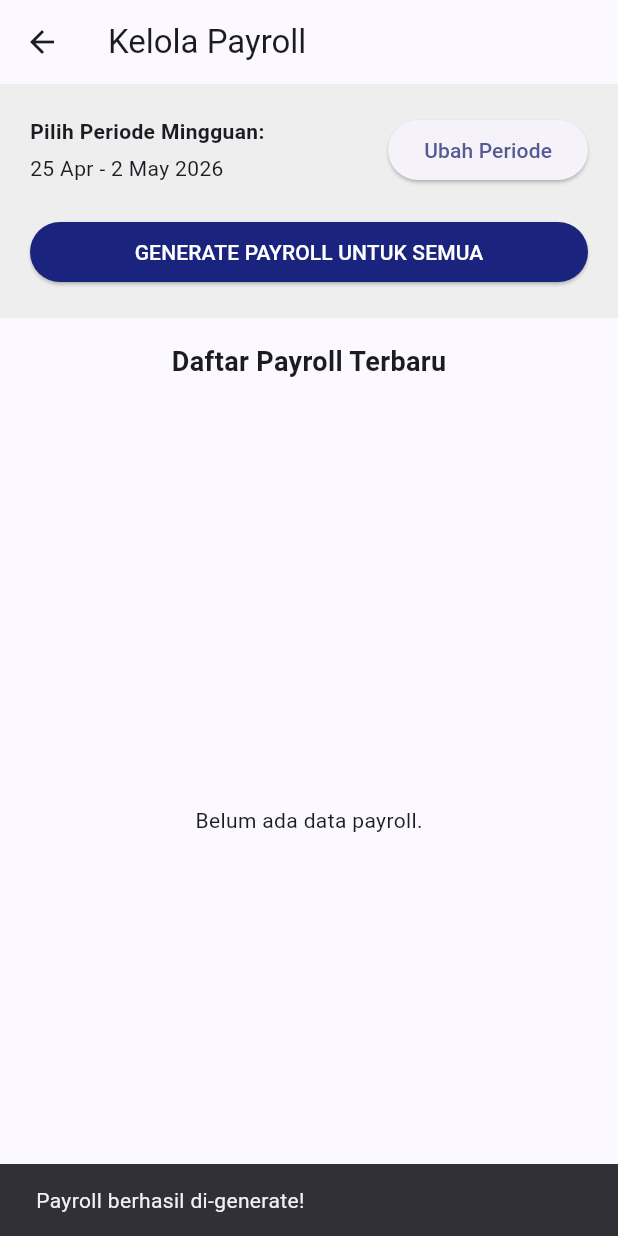
After one commit to geoholix/absensi-karyawan, a Flutter app: the PayrollScreen screen opened directly, after a tap on "GENERATE PAYROLL UNTUK SEMUA", on a phone screen of 412 x 824 dp. The commit adds this screen. Run offline on Flutter 3.47's test engine with Material 3 defaults, Android fonts, the phone set to English and light mode, and no system bars; our stand-ins replace cloud_firestore, firebase_auth, firebase_core, firebase_storage, geolocator, google_sign_in and 1 more; accounts and stored records are empty.

Commit message:
Complete Payroll Generation and Adjustment (Phase 5) - Project Ready

```diff
--- a/lib/providers/hr_provider.dart
+++ b/lib/providers/hr_provider.dart
@@ -2,6 +2,8 @@ import 'package:cloud_firestore/cloud_firestore.dart';
 import 'package:flutter/material.dart';
 import 'package:intl/intl.dart';
 import '../models/attendance_model.dart';
+import '../models/user_model.dart';
+import '../models/payroll_model.dart';
 
 class HrProvider extends ChangeNotifier {
   final FirebaseFirestore _firestore = FirebaseFirestore.instance;
@@ -30,4 +32,113 @@ class HrProvider extends ChangeNotifier {
       rethrow;
     }
   }
+
+  Future<void> generatePayroll({
+    required DateTime start,
+    required DateTime end,
+    required List<UserModel> allUsers,
+  }) async {
+    _isLoading = true;
+    notifyListeners();
+
+    try {
+      for (var user in allUsers) {
+        // Fetch attendance for this user in period
+        String startStr = DateFormat('yyyy-MM-dd').format(start);
+        String endStr = DateFormat('yyyy-MM-dd').format(end);
+
+        var snapshot = await _firestore
+            .collection('attendance')
+            .where('uid', isEqualTo: user.uid)
+            .where('tanggal', isGreaterThanOrEqualTo: startStr)
+            .where('tanggal', isLessThanOrEqualTo: endStr)
+            .get();
+
+        List<AttendanceModel> records = snapshot.docs.map((doc) => AttendanceModel.fromMap(doc.data(), doc.id)).toList();
+
+        int normalDays = 0;
+        int liburDays = 0;
+        double totalLemburHours = 0;
+
+        for (var record in records) {
+          // Simplified: check if date is weekend for 'libur' or we could have a holiday list
+          // For now, let's assume Sunday is Libur
+          DateTime date = DateTime.parse(record.tanggal);
+          if (date.weekday == DateTime.sunday) {
+            liburDays++;
+          } else {
+            normalDays++;
+          }
+          totalLemburHours += record.totalJamLembur;
+        }
+
+        double gajiPokok = normalDays * user.honorNormal;
+        double gajiLibur = liburDays * user.honorLibur;
+
+        // Lembur rate: assume 1/8 of normal daily rate per hour
+        double lemburRate = user.honorNormal / 8;
+        double gajiLembur = totalLemburHours * lemburRate;
+
+        PayrollModel payroll = PayrollModel(
+          uid: user.uid,
+          periodeAwal: start,
+          periodeAkhir: end,
+          jumlahHariKerjaNormal: normalDays,
+          jumlahHariKerjaLibur: liburDays,
+          totalJamLembur: totalLemburHours,
+          gajiPokok: gajiPokok,
+          gajiLibur: gajiLibur,
+          gajiLembur: gajiLembur,
+          adjustment: 0,
+          totalPenerimaan: gajiPokok + gajiLibur + gajiLembur,
+        );
+
+        await _firestore.collection('payroll').add(payroll.toMap());
+      }
+    } catch (e) {
+      print('Error generating payroll: $e');
+      rethrow;
+    } finally {
+      _isLoading = false;
+      notifyListeners();
+    }
+  }
+
+  Stream<List<PayrollModel>> getAllPayrollsStream() {
+    return _firestore
+        .collection('payroll')
+        .orderBy('periode_akhir', descending: true)
+        .snapshots()
+        .map((snapshot) {
+      return snapshot.docs.map((doc) {
+        return PayrollModel.fromMap(doc.data(), doc.id);
+      }).toList();
+    });
+  }
+
+  Future<void> updatePayrollAdjustment(String id, double adjustment) async {
+    try {
+      // Fetch the payroll to recalculate total
+      DocumentSnapshot doc = await _firestore.collection('payroll').doc(id).get();
+      if (doc.exists) {
+        Map<String, dynamic> data = doc.data() as Map<String, dynamic>;
+        double gajiPokok = (data['gaji_pokok'] ?? 0).toDouble();
+        double gajiLibur = (data['gaji_libur'] ?? 0).toDouble();
+        double gajiLembur = (data['gaji_lembur'] ?? 0).toDouble();
+
+        double total = gajiPokok + gajiLibur + gajiLembur + adjustment;
+
+        await _firestore.collection('payroll').doc(id).update({
+          'adjustment': adjustment,
+          'total_penerimaan': total,
+        });
+      }
+    } catch (e) {
+      print('Error updating adjustment: $e');
+      rethrow;
+    }
+  }
+
+  bool _isLoading = false;
+  bool get isLoading => _isLoading;
 }
--- a/lib/screens/hr/hr_dashboard.dart
+++ b/lib/screens/hr/hr_dashboard.dart
@@ -5,6 +5,7 @@ import '../../models/attendance_model.dart';
 import '../../providers/hr_provider.dart';
 import '../../providers/auth_provider.dart';
 import '../../providers/admin_provider.dart';
+import 'payroll_screen.dart';
 
 class HrDashboard extends StatefulWidget {
   const HrDashboard({super.key});
@@ -24,6 +25,11 @@ class _HrDashboardState extends State<HrDashboard> {
       appBar: AppBar(
         title: const Text('HR - Monitoring Absensi'),
         actions: [
+          IconButton(
+            icon: const Icon(Icons.payments),
+            onPressed: () => Navigator.push(context, MaterialPageRoute(builder: (_) => const PayrollScreen())),
+            tooltip: 'Kelola Payroll',
+          ),
           IconButton(
             icon: const Icon(Icons.logout),
             onPressed: () => Provider.of<AuthProvider>(context, listen: false).signOut(),
--- /dev/null
+++ b/lib/screens/hr/payroll_screen.dart
@@ -0,0 +1,174 @@
+import 'package:flutter/material.dart';
+import 'package:intl/intl.dart';
+import 'package:provider/provider.dart';
+import '../../models/payroll_model.dart';
+import '../../providers/hr_provider.dart';
+import '../../providers/admin_provider.dart';
+
+class PayrollScreen extends StatefulWidget {
+  const PayrollScreen({super.key});
+
+  @override
+  State<PayrollScreen> createState() => _PayrollScreenState();
+}
+
+class _PayrollScreenState extends State<PayrollScreen> {
+  DateTime _startDate = DateTime.now().subtract(const Duration(days: 7));
+  DateTime _endDate = DateTime.now();
+  final currencyFormat = NumberFormat.currency(locale: 'id_ID', symbol: 'Rp ', decimalDigits: 0);
+
+  @override
+  Widget build(BuildContext context) {
+    final hrProvider = Provider.of<HrProvider>(context);
+    final adminProvider = Provider.of<AdminProvider>(context);
+
+    return Scaffold(
+      appBar: AppBar(title: const Text('Kelola Payroll')),
+      body: Column(
+        children: [
+          // Period Selector
+          Container(
+            padding: const EdgeInsets.all(20),
+            color: Colors.grey[200],
+            child: Column(
+              children: [
+                Row(
+                  mainAxisAlignment: MainAxisAlignment.spaceBetween,
+                  children: [
+                    Column(
+                      crossAxisAlignment: CrossAxisAlignment.start,
+                      children: [
+                        const Text('Pilih Periode Mingguan:', style: TextStyle(fontWeight: FontWeight.bold)),
+                        const SizedBox(height: 5),
+                        Text('${DateFormat('d MMM').format(_startDate)} - ${DateFormat('d MMM yyyy').format(_endDate)}'),
+                      ],
+                    ),
+                    ElevatedButton(
+                      onPressed: () async {
+                        final picked = await showDateRangePicker(
+                          context: context,
+                          initialDateRange: DateTimeRange(start: _startDate, end: _endDate),
+                          firstDate: DateTime(2023),
+                          lastDate: DateTime.now(),
+                        );
+                        if (picked != null) {
+                          setState(() {
+                            _startDate = picked.start;
+                            _endDate = picked.end;
+                          });
+                        }
+                      },
+                      child: const Text('Ubah Periode'),
+                    ),
+                  ],
+                ),
+                const SizedBox(height: 20),
+                SizedBox(
+                  width: double.infinity,
+                  child: ElevatedButton(
+                    onPressed: hrProvider.isLoading
+                        ? null
+                        : () async {
+                            // Get all users first
+                            // For simplicity, we assume they are already fetched or we fetch them here
+                            // In real app, we might want a stream or fetch them once
+                            // We use adminProvider's stream or a method.
+                            // Let's assume we can get them from a Future.
+                            // Here we use a shortcut for demonstration.
+                            final users = await adminProvider.getUsersStream().first;
+                            await hrProvider.generatePayroll(
+                              start: _startDate,
+                              end: _endDate,
+                              allUsers: users,
+                            );
+                            if (mounted) {
+                              ScaffoldMessenger.of(context).showSnackBar(
+                                const SnackBar(content: Text('Payroll berhasil di-generate!')),
+                              );
+                            }
+                          },
+                    style: ElevatedButton.styleFrom(backgroundColor: const Color(0xFF1A237E), foregroundColor: Colors.white),
+                    child: hrProvider.isLoading
+                        ? const CircularProgressIndicator(color: Colors.white)
+                        : const Text('GENERATE PAYROLL UNTUK SEMUA'),
+                  ),
+                ),
+              ],
+            ),
+          ),
+
+          const Padding(
+            padding: EdgeInsets.all(16.0),
+            child: Text('Daftar Payroll Terbaru', style: TextStyle(fontSize: 18, fontWeight: FontWeight.bold)),
+          ),
+
+          Expanded(
+            child: StreamBuilder<List<PayrollModel>>(
+              // For HR, we might want to see all payrolls
+              stream: hrProvider.getAllPayrollsStream(),
+              builder: (context, snapshot) {
+                if (snapshot.connectionState == ConnectionState.waiting) {
+                  return const Center(child: CircularProgressIndicator());
+                }
+                if (!snapshot.hasData || snapshot.data!.isEmpty) {
+                  return const Center(child: Text('Belum ada data payroll.'));
+                }
+
+                final payrolls = snapshot.data!;
+
+                return ListView.builder(
+                  itemCount: payrolls.length,
+                  itemBuilder: (context, index) {
+                    final payroll = payrolls[index];
+                    return ListTile(
+                      title: Text('UID: ${payroll.uid.substring(0, 8)}...'),
+                      subtitle: Text('${DateFormat('d MMM').format(payroll.periodeAwal)} - ${DateFormat('d MMM').format(payroll.periodeAkhir)}'),
+                      trailing: Text(currencyFormat.format(payroll.totalPenerimaan), style: const TextStyle(fontWeight: FontWeight.bold)),
+                      onTap: () => _showAdjustmentDialog(context, payroll),
+                    );
+                  },
+                );
+              },
+            ),
+          ),
+        ],
+      ),
+    );
+  }
+
+  void _showAdjustmentDialog(BuildContext context, PayrollModel payroll) {
+    final adjustmentController = TextEditingController(text: payroll.adjustment.toString());
+
+    showDialog(
+      context: context,
+      builder: (context) {
+        return AlertDialog(
+          title: const Text('Input Adjustment Gaji'),
+          content: Column(
+            mainAxisSize: MainAxisSize.min,
+            children: [
+              Text('Karyawan: ${payroll.uid}'),
+              const SizedBox(height: 10),
+              TextField(
+                controller: adjustmentController,
+                decoration: const InputDecoration(labelText: 'Adjustment (Rp)', hintText: 'Misal: -50000 atau 50000'),
+                keyboardType: TextInputType.number,
+              ),
+            ],
+          ),
+          actions: [
+            TextButton(onPressed: () => Navigator.pop(context), child: const Text('Batal')),
+            ElevatedButton(
+              onPressed: () {
+                Provider.of<HrProvider>(context, listen: false)
+                    .updatePayrollAdjustment(payroll.idPayroll!, double.tryParse(adjustmentController.text) ?? 0.0);
+                Navigator.pop(context);
+              },
+              child: const Text('Update'),
+            ),
+          ],
+        );
+      },
+    );
+  }
+}
```
